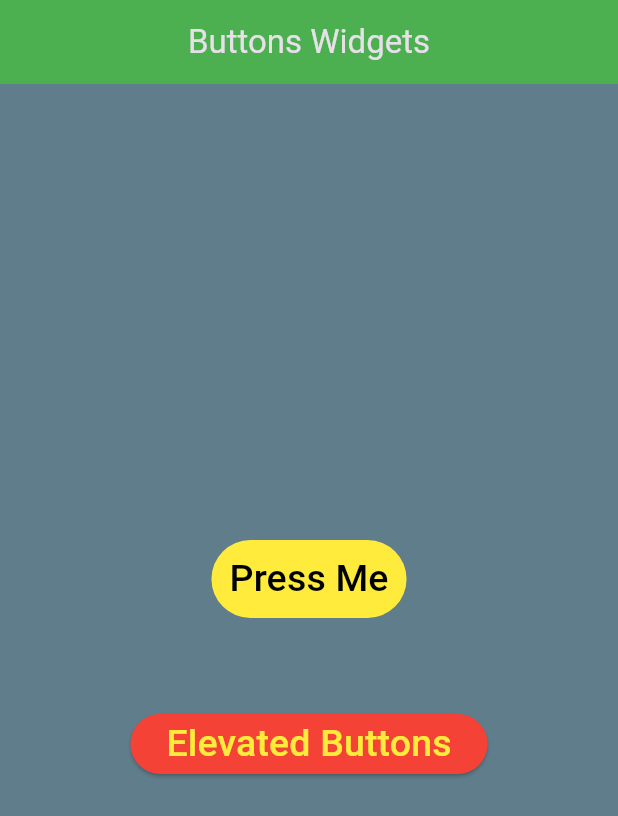
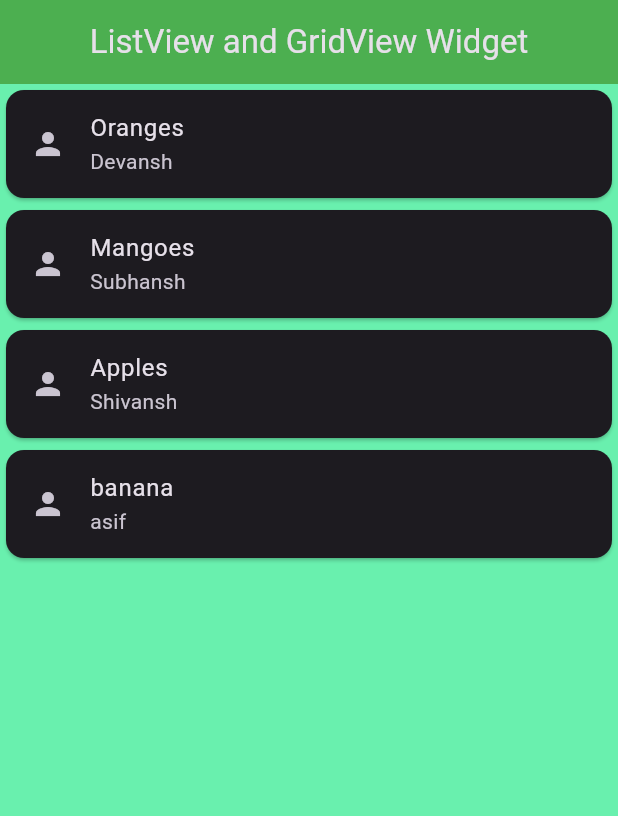
Before and after one commit to DevanshSadhya/Flutter_Basics, a Flutter app: the screen it shows after launch, on a phone screen of 412 x 824 dp. Shown: the top 816 px of the screen. Run offline on Flutter 3.47's test engine with Material 3 defaults, Android fonts, the phone set to English and light mode, and no system bars.

Commit message:
4th ListView and GridView

```diff
--- /dev/null
+++ b/flutter_basics_appsbuilding/lib/Widgets/list_grid.dart
@@ -0,0 +1,46 @@
+import 'package:flutter/material.dart';
+class ListGrid extends StatefulWidget {
+  const ListGrid({super.key});
+
+  @override
+  State<ListGrid> createState() => _ListGridState();
+}
+
+class _ListGridState extends State<ListGrid> {
+
+  //creating a function for a listView when we dont know the exact length of a cards to be drawn
+  List<String> fruits=["Oranges","Mangoes","Apples","banana"];
+  Map fruits_person={
+    "fruits":["Oranges","Mangoes","Apples","banana"],
+    "names": ["Devansh","Subhansh","Shivansh","asif"]
+  };
+
+  @override
+  Widget build(BuildContext context) {
+    return Scaffold(
+      appBar: AppBar(
+        title: Center(child: Text("ListView and GridView Widget")),
+        backgroundColor: Colors.green,
+      ),
+      backgroundColor: Colors.greenAccent,
+      body: Container(
+        child: ListView.builder(
+          itemCount: fruits.length,
+          itemBuilder: (context, index) {
+            return Card(
+              child: ListTile(
+                onTap: (){
+                  print(fruits_person["fruits"][index]);
+                  print(fruits_person["names"][index]);
+                },
+                leading: Icon(Icons.person),
+                title: Text(fruits_person["fruits"][index]),
+                subtitle: Text(fruits_person["names"][index]),
+              ),
+            );
+          },
+        ),
+      ),
+    );
+  }
+}
--- a/flutter_basics_appsbuilding/lib/main.dart
+++ b/flutter_basics_appsbuilding/lib/main.dart
@@ -1,6 +1,7 @@
 import 'package:flutter/material.dart';
 import 'package:flutter_basics_appsbuilding/Widgets/Container_SizedBox.dart';
 import 'package:flutter_basics_appsbuilding/Widgets/buttons.dart';
+import 'package:flutter_basics_appsbuilding/Widgets/list_grid.dart';
 import 'package:flutter_basics_appsbuilding/Widgets/rowscols.dart';
 
 void main(){
@@ -22,7 +23,9 @@
       //calling Rows,Columns and Wraps packages
       // home:RowsCols(),
       //calling ButtonWidget() package
-      home: ButtonWidget(),
+      // home: ButtonWidget(),
+      //calling list_grid() package
+      home:ListGrid(),
     );
   }
 }
```
Also changed, not shown: Images/ColumnWidgets.png (added), Images/ContainerBoxImage.png (added), Images/RowsWidgets.png (added), Images/SizedBoxImage.png (added), Images/TextButton and ElevatedButton Widgets.png (added).
